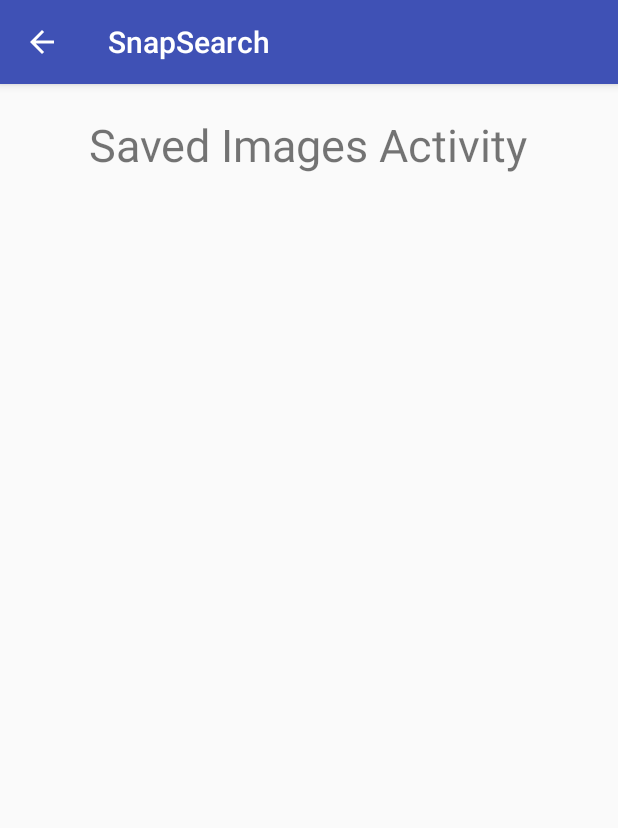
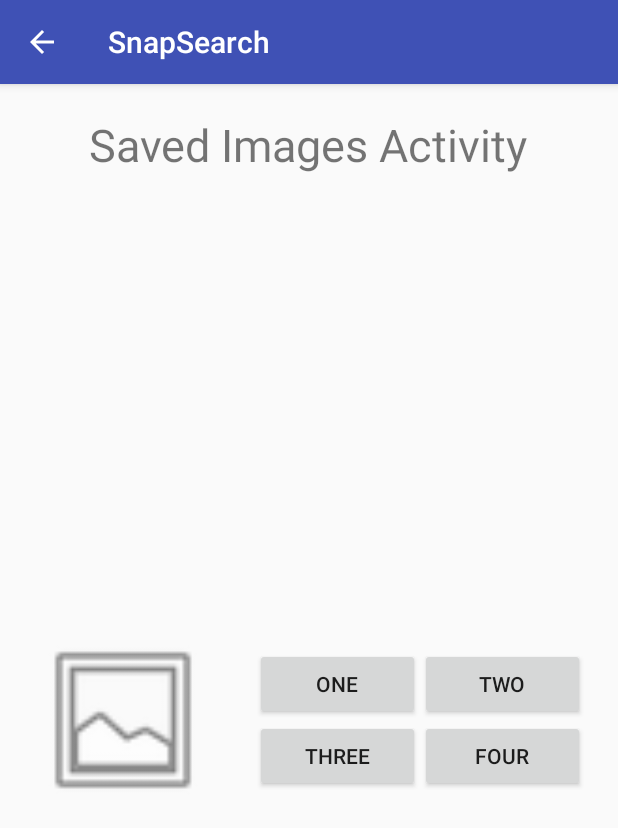
Before and after one commit to OSU-CS492-W18/final-project-team-10, an Android app: the SavedImagesActivity screen opened directly, with no data from a screen before it, on a phone screen of 412 x 824 dp. Shown: the top 828 px of the screen. Run offline under Robolectric (Android 15) with nearby library versions, the phone set to English and light mode, and no system bars.

Commit message:
Add image thumbnail and query buttons to saved images activity layout.

```diff
--- a/app/src/main/res/layout/activity_saved_images.xml
+++ b/app/src/main/res/layout/activity_saved_images.xml
@@ -1,6 +1,7 @@
 <?xml version="1.0" encoding="utf-8"?>
 <LinearLayout
     xmlns:android="http://schemas.android.com/apk/res/android"
+    xmlns:app="http://schemas.android.com/apk/res-auto"
     xmlns:tools="http://schemas.android.com/tools"
     android:layout_width="match_parent"
     android:layout_height="match_parent"
@@ -15,7 +16,68 @@
         android:layout_margin="20dp"
         android:layout_gravity="center"/>
 
-    <!--RecyclerView-->
+    <LinearLayout
+        android:layout_width="match_parent"
+        android:layout_height="match_parent"
+        android:orientation="horizontal"
+        android:baselineAligned="false">
+
+        <RelativeLayout
+            android:layout_width="0dp"
+            android:layout_height="wrap_content"
+            android:layout_weight=".8"
+            android:layout_gravity="center">
+
+            <ImageView
+                android:id="@+id/image_thumbnail"
+                android:layout_width="120dp"
+                android:layout_height="120dp"
+                android:layout_centerInParent="true"
+                app:srcCompat="@android:drawable/ic_menu_gallery" />
+
+        </RelativeLayout>
+
+        <RelativeLayout
+            android:layout_width="0dp"
+            android:layout_height="wrap_content"
+            android:layout_weight="1.2"
+            android:layout_gravity="center">
+
+            <Button
+                android:id="@+id/button1"
+                android:layout_height="wrap_content"
+                android:layout_width="110dp"
+                android:layout_marginLeft="5dp"
+                android:text="One"/>
+            <Button
+                android:id="@+id/button2"
+                android:layout_toRightOf="@+id/button1"
+                android:layout_height="wrap_content"
+                android:layout_width="110dp"
+                android:layout_marginRight="5dp"
+                android:text="Two"/>
+
+            <Button
+                android:id="@+id/button3"
+                android:layout_height="wrap_content"
+                android:layout_width="110dp"
+                android:layout_below="@+id/button1"
+                android:layout_alignLeft="@+id/button1"
+                android:layout_alignStart="@+id/button1"
+                android:text="Three"/>
+
+            <Button
+                android:id="@+id/button4"
+                android:layout_toRightOf="@+id/button3"
+                android:layout_height="wrap_content"
+                android:layout_width="110dp"
+                android:layout_below="@+id/button2"
+                android:layout_marginRight="5dp"
+                android:text="Four"/>
+
+        </RelativeLayout>
+
+    </LinearLayout>
 
 
 </LinearLayout>
```
Also changed, not shown: 1 other file.
